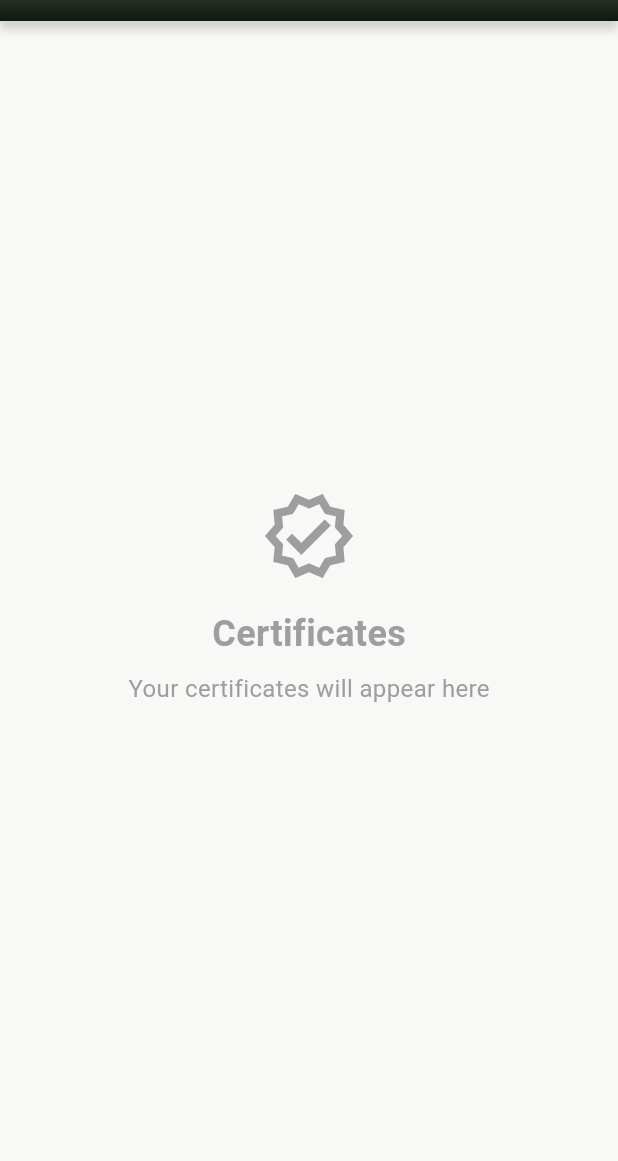
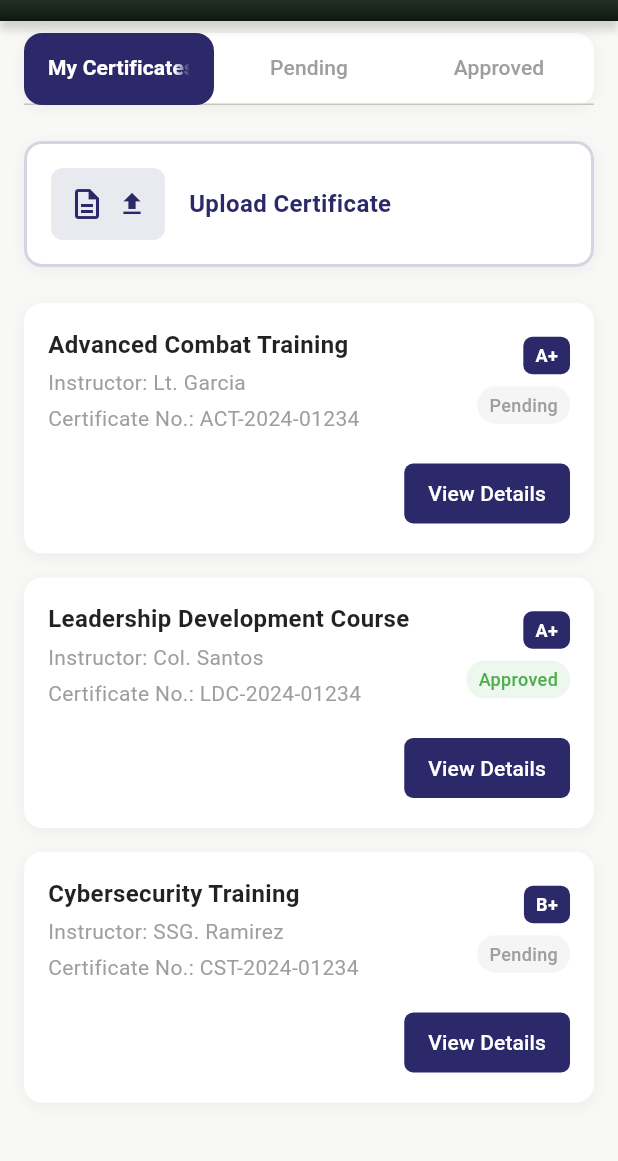
Before and after one commit to tyrelcruz/AFProtrack-Mobile, a Flutter app: the CertificateView screen opened directly, on a phone screen of 412 x 824 dp, the part 63-1224 px from its top. Run offline on Flutter 3.47's test engine with Material 3 defaults, Android fonts, the phone set to English and light mode, and no system bars.

Commit message:
Initial Place holders certificates tab

```diff
--- /dev/null
+++ b/afpmobile/lib/models/certificate.dart
@@ -0,0 +1,49 @@
+import 'package:flutter/material.dart';
+
+class Certificate {
+  final String title;
+  final String instructor;
+  final String certificateNumber;
+  final String grade;
+  final String status;
+  final String? description;
+  final DateTime? dateIssued;
+  final DateTime? expiryDate;
+
+  Certificate({
+    required this.title,
+    required this.instructor,
+    required this.certificateNumber,
+    required this.grade,
+    required this.status,
+    this.description,
+    this.dateIssued,
+    this.expiryDate,
+  });
+}
+
+enum CertificateStatus { pending, approved, rejected }
+
+extension CertificateStatusExtension on CertificateStatus {
+  String get displayName {
+    switch (this) {
+      case CertificateStatus.pending:
+        return 'Pending';
+      case CertificateStatus.approved:
+        return 'Approved';
+      case CertificateStatus.rejected:
+        return 'Rejected';
+    }
+  }
+
+  Color get color {
+    switch (this) {
+      case CertificateStatus.pending:
+        return Colors.grey;
+      case CertificateStatus.approved:
+        return Colors.green;
+      case CertificateStatus.rejected:
+        return Colors.red;
+    }
+  }
+}
--- a/afpmobile/lib/views/certificate_view.dart
+++ b/afpmobile/lib/views/certificate_view.dart
@@ -1,5 +1,8 @@
 import 'package:flutter/material.dart';
 import '../widgets/app_bar_widget.dart';
+import '../widgets/certificate_card.dart';
+import '../widgets/upload_certificate_widget.dart';
+import '../models/certificate.dart';
 import '../utils/app_colors.dart';
 
 class CertificateView extends StatefulWidget {
@@ -9,33 +12,211 @@ class CertificateView extends StatefulWidget {
   State<CertificateView> createState() => _CertificateViewState();
 }
 
-class _CertificateViewState extends State<CertificateView> {
+class _CertificateViewState extends State<CertificateView>
+    with SingleTickerProviderStateMixin {
+  late TabController _tabController;
+  int _currentIndex = 0;
+
+  // Sample certificate data based on the image
+  final List<Certificate> _allCertificates = [
+    Certificate(
+      title: 'Advanced Combat Training',
+      instructor: 'Lt. Garcia',
+      certificateNumber: 'ACT-2024-01234',
+      grade: 'A+',
+      status: 'Pending',
+    ),
+    Certificate(
+      title: 'Leadership Development Course',
+      instructor: 'Col. Santos',
+      certificateNumber: 'LDC-2024-01234',
+      grade: 'A+',
+      status: 'Approved',
+    ),
+    Certificate(
+      title: 'Cybersecurity Training',
+      instructor: 'SSG. Ramirez',
+      certificateNumber: 'CST-2024-01234',
+      grade: 'B+',
+      status: 'Pending',
+    ),
+  ];
+
+  @override
+  void initState() {
+    super.initState();
+    _tabController = TabController(length: 3, vsync: this);
+    _tabController.addListener(() {
+      setState(() {
+        _currentIndex = _tabController.index;
+      });
+    });
+  }
+
+  @override
+  void dispose() {
+    _tabController.dispose();
+    super.dispose();
+  }
+
+  List<Certificate> get _filteredCertificates {
+    switch (_currentIndex) {
+      case 0: // My Certificates (all)
+        return _allCertificates;
+      case 1: // Pending
+        return _allCertificates
+            .where((cert) => cert.status == 'Pending')
+            .toList();
+      case 2: // Approved
+        return _allCertificates
+            .where((cert) => cert.status == 'Approved')
+            .toList();
+      default:
+        return _allCertificates;
+    }
+  }
+
   @override
   Widget build(BuildContext context) {
     return Scaffold(
       backgroundColor: AppColors.appBackground,
       appBar: const AppBarWidget(title: 'Certificates', showLeading: false),
-      body: const Center(
+      body: Column(
+        children: [
+          // Tab Bar
+          Container(
+            margin: const EdgeInsets.symmetric(horizontal: 16, vertical: 8),
+            decoration: BoxDecoration(
+              color: Colors.white,
+              borderRadius: BorderRadius.circular(12),
+              boxShadow: [
+                BoxShadow(
+                  color: Colors.black.withOpacity(0.05),
+                  blurRadius: 8,
+                  offset: const Offset(0, 2),
+                ),
+              ],
+            ),
+            child: TabBar(
+              controller: _tabController,
+              indicator: BoxDecoration(
+                color: AppColors.primary,
+                borderRadius: BorderRadius.circular(12),
+              ),
+              indicatorSize: TabBarIndicatorSize.tab,
+              labelColor: Colors.white,
+              unselectedLabelColor: Colors.grey,
+              labelStyle: const TextStyle(
+                fontWeight: FontWeight.w600,
+                fontSize: 14,
+              ),
+              unselectedLabelStyle: const TextStyle(
+                fontWeight: FontWeight.w500,
+                fontSize: 14,
+              ),
+              tabs: const [
+                Tab(text: 'My Certificates'),
+                Tab(text: 'Pending'),
+                Tab(text: 'Approved'),
+              ],
+            ),
+          ),
+
+          // Upload Certificate Section
+          const UploadCertificateWidget(
+            onUpload: null, // TODO: Implement upload functionality
+          ),
+
+          // Certificates List
+          Expanded(
+            child:
+                _filteredCertificates.isEmpty
+                    ? _buildEmptyState()
+                    : ListView.builder(
+                      padding: const EdgeInsets.only(bottom: 16),
+                      itemCount: _filteredCertificates.length,
+                      itemBuilder: (context, index) {
+                        return CertificateCard(
+                          certificate: _filteredCertificates[index],
+                          onViewDetails:
+                              () => _showCertificateDetails(
+                                _filteredCertificates[index],
+                              ),
+                        );
+                      },
+                    ),
+          ),
+        ],
+      ),
+    );
+  }
+
+  Widget _buildEmptyState() {
+    String message;
+    IconData icon;
+
+    switch (_currentIndex) {
+      case 0:
+        message = 'No certificates found';
+        icon = Icons.verified_outlined;
+        break;
+      case 1:
+        message = 'No pending certificates';
+        icon = Icons.pending_outlined;
+        break;
+      case 2:
+        message = 'No approved certificates';
+        icon = Icons.check_circle_outline;
+        break;
+      default:
+        message = 'No certificates found';
+        icon = Icons.verified_outlined;
+    }
+
+    return Center(
       child: Column(
         mainAxisAlignment: MainAxisAlignment.center,
         children: [
-            Icon(Icons.verified_outlined, size: 64, color: Colors.grey),
-            SizedBox(height: 16),
+          Icon(icon, size: 64, color: Colors.grey),
+          const SizedBox(height: 16),
           Text(
-              'Certificates',
-              style: TextStyle(
-                fontSize: 24,
-                fontWeight: FontWeight.bold,
+            message,
+            style: const TextStyle(
+              fontSize: 18,
+              fontWeight: FontWeight.w500,
               color: Colors.grey,
             ),
           ),
-            SizedBox(height: 8),
-            Text(
-              'Your certificates will appear here',
-              style: TextStyle(fontSize: 16, color: Colors.grey),
+        ],
+      ),
+    );
+  }
+
+  void _showCertificateDetails(Certificate certificate) {
+    showDialog(
+      context: context,
+      builder:
+          (context) => AlertDialog(
+            title: Text(certificate.title),
+            content: Column(
+              mainAxisSize: MainAxisSize.min,
+              crossAxisAlignment: CrossAxisAlignment.start,
+              children: [
+                Text('Instructor: ${certificate.instructor}'),
+                const SizedBox(height: 8),
+                Text('Certificate No.: ${certificate.certificateNumber}'),
+                const SizedBox(height: 8),
+                Text('Grade: ${certificate.grade}'),
+                const SizedBox(height: 8),
+                Text('Status: ${certificate.status}'),
+              ],
+            ),
+            actions: [
+              TextButton(
+                onPressed: () => Navigator.of(context).pop(),
+                child: const Text('Close'),
               ),
             ],
-        ),
           ),
     );
   }
--- a/afpmobile/lib/views/main_navigation_view.dart
+++ b/afpmobile/lib/views/main_navigation_view.dart
@@ -2,6 +2,7 @@ import 'package:flutter/material.dart';
 import 'home_view.dart';
 import 'schedule_view.dart';
 import 'training_view.dart';
+import 'certificate_view.dart';
 import '../widgets/bottom_nav_bar.dart';
 import '../widgets/app_bar_widget.dart';
 
@@ -19,7 +20,7 @@ class _MainNavigationViewState extends State<MainNavigationView> {
     const HomeView(),
     const ScheduleView(),
     const TrainingView(),
-    const PlaceholderView(title: 'Certificates', icon: Icons.verified),
+    const CertificateView(),
   ];
 
   @override
--- /dev/null
+++ b/afpmobile/lib/widgets/certificate_card.dart
@@ -0,0 +1,148 @@
+import 'package:flutter/material.dart';
+import '../models/certificate.dart';
+import '../utils/app_colors.dart';
+
+class CertificateCard extends StatelessWidget {
+  final Certificate certificate;
+  final VoidCallback? onViewDetails;
+
+  const CertificateCard({
+    Key? key,
+    required this.certificate,
+    this.onViewDetails,
+  }) : super(key: key);
+
+  @override
+  Widget build(BuildContext context) {
+    return Container(
+      margin: const EdgeInsets.symmetric(horizontal: 16, vertical: 8),
+      padding: const EdgeInsets.all(16),
+      decoration: BoxDecoration(
+        color: Colors.white,
+        borderRadius: BorderRadius.circular(12),
+        boxShadow: [
+          BoxShadow(
+            color: Colors.black.withOpacity(0.05),
+            blurRadius: 8,
+            offset: const Offset(0, 2),
+          ),
+        ],
+      ),
+      child: Column(
+        crossAxisAlignment: CrossAxisAlignment.start,
+        children: [
+          Row(
+            children: [
+              Expanded(
+                child: Column(
+                  crossAxisAlignment: CrossAxisAlignment.start,
+                  children: [
+                    Text(
+                      certificate.title,
+                      style: const TextStyle(
+                        fontSize: 16,
+                        fontWeight: FontWeight.bold,
+                        color: Colors.black87,
+                      ),
+                    ),
+                    const SizedBox(height: 4),
+                    Text(
+                      'Instructor: ${certificate.instructor}',
+                      style: const TextStyle(fontSize: 14, color: Colors.grey),
+                    ),
+                    const SizedBox(height: 4),
+                    Text(
+                      'Certificate No.: ${certificate.certificateNumber}',
+                      style: const TextStyle(fontSize: 14, color: Colors.grey),
+                    ),
+                  ],
+                ),
+              ),
+              Column(
+                crossAxisAlignment: CrossAxisAlignment.end,
+                children: [
+                  Container(
+                    padding: const EdgeInsets.symmetric(
+                      horizontal: 8,
+                      vertical: 4,
+                    ),
+                    decoration: BoxDecoration(
+                      color: AppColors.primary,
+                      borderRadius: BorderRadius.circular(6),
+                    ),
+                    child: Text(
+                      certificate.grade,
+                      style: const TextStyle(
+                        fontSize: 12,
+                        fontWeight: FontWeight.bold,
+                        color: Colors.white,
+                      ),
+                    ),
+                  ),
+                  const SizedBox(height: 8),
+                  Container(
+                    padding: const EdgeInsets.symmetric(
+                      horizontal: 8,
+                      vertical: 4,
+                    ),
+                    decoration: BoxDecoration(
+                      color: _getStatusColor(
+                        certificate.status,
+                      ).withOpacity(0.1),
+                      borderRadius: BorderRadius.circular(12),
+                    ),
+                    child: Text(
+                      certificate.status,
+                      style: TextStyle(
+                        fontSize: 12,
+                        fontWeight: FontWeight.w500,
+                        color: _getStatusColor(certificate.status),
+                      ),
+                    ),
+                  ),
+                ],
+              ),
+            ],
+          ),
+          const SizedBox(height: 16),
+          Row(
+            mainAxisAlignment: MainAxisAlignment.end,
+            children: [
+              TextButton(
+                onPressed: onViewDetails,
+                style: TextButton.styleFrom(
+                  backgroundColor: AppColors.primary,
+                  foregroundColor: Colors.white,
+                  padding: const EdgeInsets.symmetric(
+                    horizontal: 16,
+                    vertical: 8,
+                  ),
+                  shape: RoundedRectangleBorder(
+                    borderRadius: BorderRadius.circular(6),
+                  ),
+                ),
+                child: const Text(
+                  'View Details',
+                  style: TextStyle(fontSize: 14, fontWeight: FontWeight.w500),
+                ),
+              ),
+            ],
+          ),
+        ],
+      ),
+    );
+  }
+
+  Color _getStatusColor(String status) {
+    switch (status.toLowerCase()) {
+      case 'approved':
+        return Colors.green;
+      case 'pending':
+        return Colors.grey;
+      case 'rejected':
+        return Colors.red;
+      default:
+        return Colors.grey;
+    }
+  }
+}
--- /dev/null
+++ b/afpmobile/lib/widgets/upload_certificate_widget.dart
@@ -0,0 +1,66 @@
+import 'package:flutter/material.dart';
+import '../utils/app_colors.dart';
+
+class UploadCertificateWidget extends StatelessWidget {
+  final VoidCallback? onUpload;
+
+  const UploadCertificateWidget({Key? key, this.onUpload}) : super(key: key);
+
+  @override
+  Widget build(BuildContext context) {
+    return Container(
+      margin: const EdgeInsets.all(16),
+      padding: const EdgeInsets.all(16),
+      decoration: BoxDecoration(
+        color: Colors.white,
+        borderRadius: BorderRadius.circular(12),
+        border: Border.all(color: AppColors.primary.withOpacity(0.2), width: 2),
+        boxShadow: [
+          BoxShadow(
+            color: Colors.black.withOpacity(0.05),
+            blurRadius: 8,
+            offset: const Offset(0, 2),
+          ),
+        ],
+      ),
+      child: InkWell(
+        onTap: onUpload,
+        borderRadius: BorderRadius.circular(12),
+        child: Row(
+          children: [
+            Container(
+              padding: const EdgeInsets.all(12),
+              decoration: BoxDecoration(
+                color: AppColors.primary.withOpacity(0.1),
+                borderRadius: BorderRadius.circular(8),
+              ),
+              child: Row(
+                mainAxisSize: MainAxisSize.min,
+                children: [
+                  Icon(
+                    Icons.description_outlined,
+                    color: AppColors.primary,
+                    size: 24,
+                  ),
+                  const SizedBox(width: 8),
+                  Icon(Icons.upload, color: AppColors.primary, size: 20),
+                ],
+              ),
+            ),
+            const SizedBox(width: 16),
+            Expanded(
+              child: Text(
+                'Upload Certificate',
+                style: TextStyle(
+                  fontSize: 16,
+                  fontWeight: FontWeight.w600,
+                  color: AppColors.primary,
+                ),
+              ),
+            ),
+          ],
+        ),
+      ),
+    );
+  }
+}
```
Lines whose indentation alone changed are shown as unchanged.
